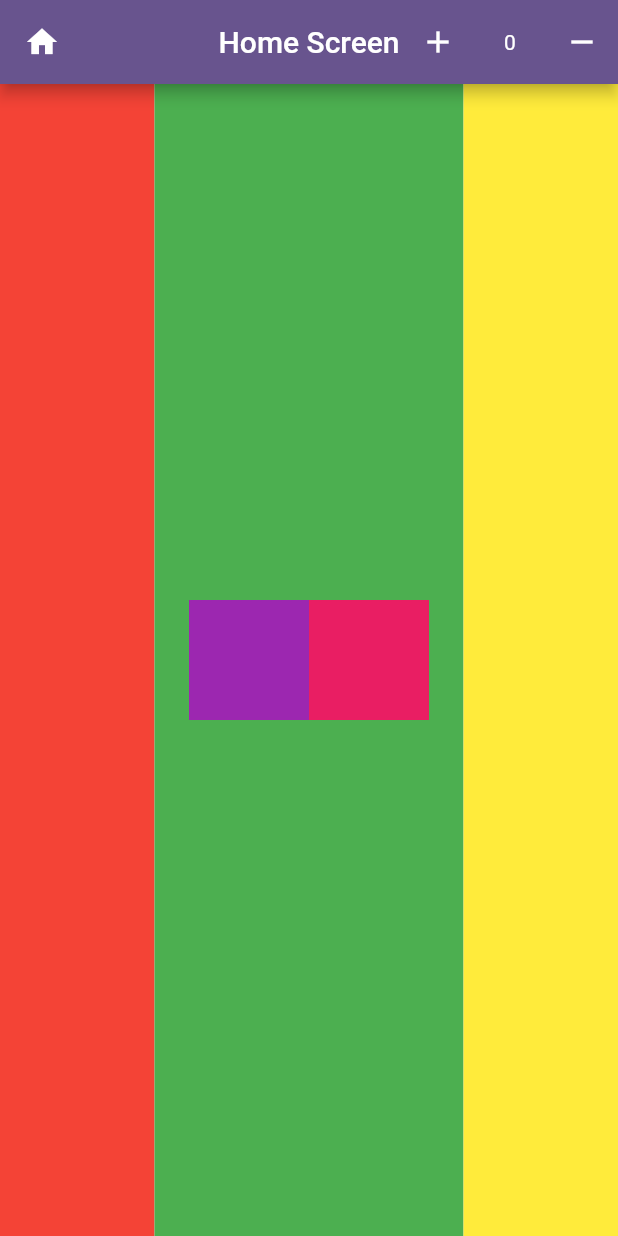
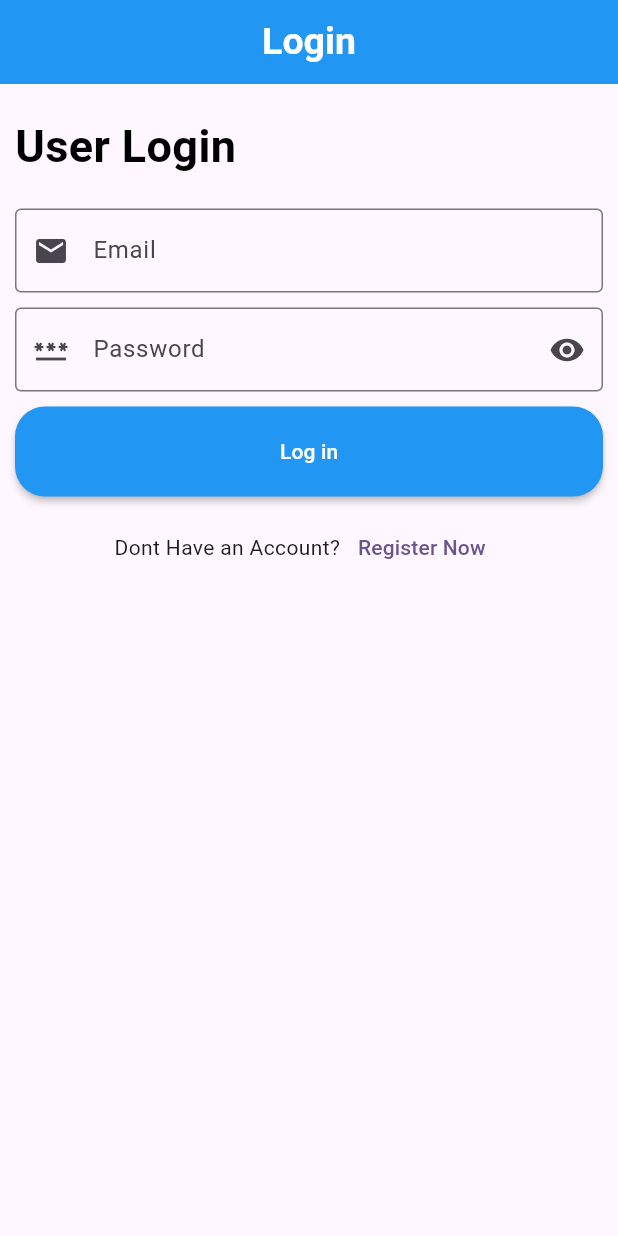
Before and after one commit to ahmedwaelalkaliby/flutter-app, a Flutter app: the screen it shows after launch, on a phone screen of 412 x 824 dp. Run offline on Flutter 3.47's test engine with Material 3 defaults, Android fonts, the phone set to English and light mode, and no system bars.

Commit message:
Initial commit

```diff
--- a/lib/Home_Screen.dart
+++ b/lib/Home_Screen.dart
@@ -4,79 +4,57 @@ class HomeScreen extends StatefulWidget {
   const HomeScreen({super.key});
 
   @override
-  State<HomeScreen> createState() => _HomeScreenState();
+  _HomeScreenState createState() => _HomeScreenState();
 }
 
 class _HomeScreenState extends State<HomeScreen> {
-  int count = 0;
+  int mynum = 0;
   @override
   Widget build(BuildContext context) {
     return Scaffold(
+      backgroundColor: Color(0xff89AC46),
       appBar: AppBar(
-        leading: Icon(Icons.home),
-        title: Text("Home Screen"),
+        leading: Icon(Icons.menu),
+        title: const Text('Cafe A tor'),
         centerTitle: true,
+        backgroundColor: Color(0xffFF8989),
         actions: [
+          Icon(Icons.search),
           IconButton(
-            onPressed: (){
+            onPressed: () {
               setState(() {
-                count++;
+                mynum++;
               });
-            }
-          , icon: Icon(Icons.add)),
-          IconButton(
-            onPressed: (){
-              print("Pressed");
             },
-            icon: Text("$count"),
+            icon: Text("$mynum"),
           ),
-          IconButton(
-            onPressed: (){
-              setState(() {
-                count--;
-              });
-            }
-          , icon: Icon(Icons.remove))
         ],
       ),
       body: Row(
         children: [
+          Container(
+            color: Color(0xffF8ED8C),
+            height: double.infinity,
+            width: 100,
+            child: Column(children: []),
+          ),
+
           Expanded(
-            child: Container(
-
-              height: double.infinity,
-              color: Colors.red,
+            child: Row(
+              mainAxisAlignment: MainAxisAlignment.center,
+              children: [
+                Container(height: 100, width: 80, color: Colors.amberAccent),
+                Container(height: 100, width: 80, color: Colors.red),
+              ],
             ),
           ),
-          Expanded(
-            flex: 2,
-            child: Container(
-              height:double.infinity,
-              color: Colors.green,
-              child: Center(child:
-              Row(
-                mainAxisAlignment: MainAxisAlignment.center,
-                children: [
-                  Container(
-                    height: 80,
-                    width: 80,
-                    color: Colors.purple,
-                  ),
-                  Container(
-                    height: 80,
-                    width: 80,
-                    color: Colors.pink,
-                  )
-                ]
-              )
-
-              ),
-            ),
-          ),
-          Expanded(
-            child: Container(
-              height: double.infinity,
-              color: Colors.yellow,
+          Container(
+            color: Color(0xffD3E671),
+            height: double.infinity,
+            width: 100,
+            child: Column(
+              crossAxisAlignment: CrossAxisAlignment.center,
+              children: [],
             ),
           ),
         ],
--- /dev/null
+++ b/lib/login_screen.dart
@@ -0,0 +1,131 @@
+import 'package:flutter/material.dart';
+
+class LoginScreen extends StatefulWidget {
+  const LoginScreen({super.key});
+
+  @override
+  State<LoginScreen> createState() => _LoginScreenState();
+}
+
+class _LoginScreenState extends State<LoginScreen> {
+  bool vis = true;
+  TextEditingController emailCotroller = TextEditingController();
+  TextEditingController passwordController = TextEditingController();
+  var formKey = GlobalKey<FormState>();
+  @override
+  Widget build(BuildContext context) {
+    return Scaffold(
+      appBar: AppBar(
+        title: Text(
+          "Login",
+          style: TextStyle(
+            fontWeight: FontWeight.bold,
+            color: Colors.white,
+            fontSize: 25.0,
+          ),
+        ),
+        centerTitle: true,
+        backgroundColor: Colors.blue,
+      ),
+      body: Padding(
+        padding: const EdgeInsets.all(10.0),
+        child: Form(
+          key: formKey,
+          child: Column(
+            crossAxisAlignment: CrossAxisAlignment.start,
+            children: [
+              SizedBox(height: 10.0),
+              Text(
+                "User Login",
+                style: TextStyle(
+                  color: Colors.black,
+                  fontWeight: FontWeight.bold,
+                  fontSize: 30.0,
+                ),
+              ),
+              SizedBox(height: 20),
+              TextFormField(
+                keyboardType: TextInputType.emailAddress,
+                controller: emailCotroller,
+                validator: (value) {
+                  if (value == null || value.isEmpty) {
+                    return "Please enter Your Email";
+                  }
+                  if (!RegExp(
+                    r'^[\w-.]+@([\w-]+\.)+[\w-]{2,4}$',
+                  ).hasMatch(value)) {
+                    return "Enter A valid Email";
+                  }
+                  return null;
+                },
+                decoration: InputDecoration(
+                  labelText: "Email",
+                  hintText: "Please enter your Email",
+                  border: OutlineInputBorder(),
+                  prefixIcon: Icon(Icons.email),
+                ),
+              ),
+              SizedBox(height: 10),
+              TextFormField(
+                keyboardType: TextInputType.visiblePassword,
+                controller: passwordController,
+                validator: (value) {
+                  if (value == null || value.isEmpty) {
+                    return "please enter your password";
+                  }
+                  if (value.length < 6) {
+                    return "Password Must Be At least 6 charachters Long";
+                  }
+                },
+                obscureText: vis,
+                decoration: InputDecoration(
+                  labelText: "Password",
+                  hintText: "Please enter your Password",
+                  prefixIcon: Icon(Icons.password),
+                  suffixIcon: IconButton(
+                    onPressed: () {
+                      setState(() {
+                        vis = !vis;
+                      });
+                    },
+                    icon:
+                        vis
+                            ? Icon(Icons.visibility)
+                            : Icon(Icons.visibility_off),
+                  ),
+                  border: OutlineInputBorder(),
+                ),
+              ),
+              SizedBox(height: 10),
+              Container(
+                width: double.infinity,
+                child: MaterialButton(
+                  onPressed: () {
+                    if (formKey.currentState!.validate()) {
+                      print("sucsses");
+                    }
+                  },
+                  child: Text("Log in"),
+                  padding: EdgeInsets.all(20),
+                  textColor: Colors.white,
+                  color: Colors.blue,
+                  shape: RoundedRectangleBorder(
+                    borderRadius: BorderRadius.circular(20),
+                  ),
+                ),
+              ),
+              SizedBox(height: 10),
+              Row(
+                mainAxisAlignment: MainAxisAlignment.center,
+                children: [
+                  Text("Dont Have an Account?"),
+                  TextButton(onPressed: () {}, child: Text("Register Now")),
+                ],
+              ),
+            ],
+          ),
+        ),
+      ),
+    );
+  }
+}
--- a/lib/main.dart
+++ b/lib/main.dart
@@ -1,5 +1,6 @@
 import 'package:flutter/material.dart';
-import 'package:flutter_app/Home_Screen.dart';
+import 'package:flutter_application_1/home_screen.dart';
+import 'package:flutter_application_1/login_screen.dart';
 
 void main() {
   runApp(const MyApp());
@@ -31,9 +32,8 @@ class MyApp extends StatelessWidget {
         // This works for code too, not just values: Most code changes can be
         // tested with just a hot reload.
         colorScheme: ColorScheme.fromSeed(seedColor: Colors.deepPurple),
-        useMaterial3: false,
       ),
-      home:  HomeScreen()
+      home: LoginScreen(),
     );
   }
 }
@@ -87,7 +87,6 @@ class _MyHomePageState extends State<MyHomePage> {
         // Here we take the value from the MyHomePage object that was created by
         // the App.build method, and use it to set our appbar title.
         title: Text(widget.title),
-
       ),
       body: Center(
         // Center is a layout widget. It takes a single child and positions it
--- a/pubspec.yaml
+++ b/pubspec.yaml
@@ -1,4 +1,4 @@
-name: flutter_app
+name: flutter_application_1
 description: "A new Flutter project."
 # The following line prevents the package from being accidentally published to
 # pub.dev using `flutter pub publish`. This is preferred for private packages.
```
Also changed, not shown: 31 other files.
